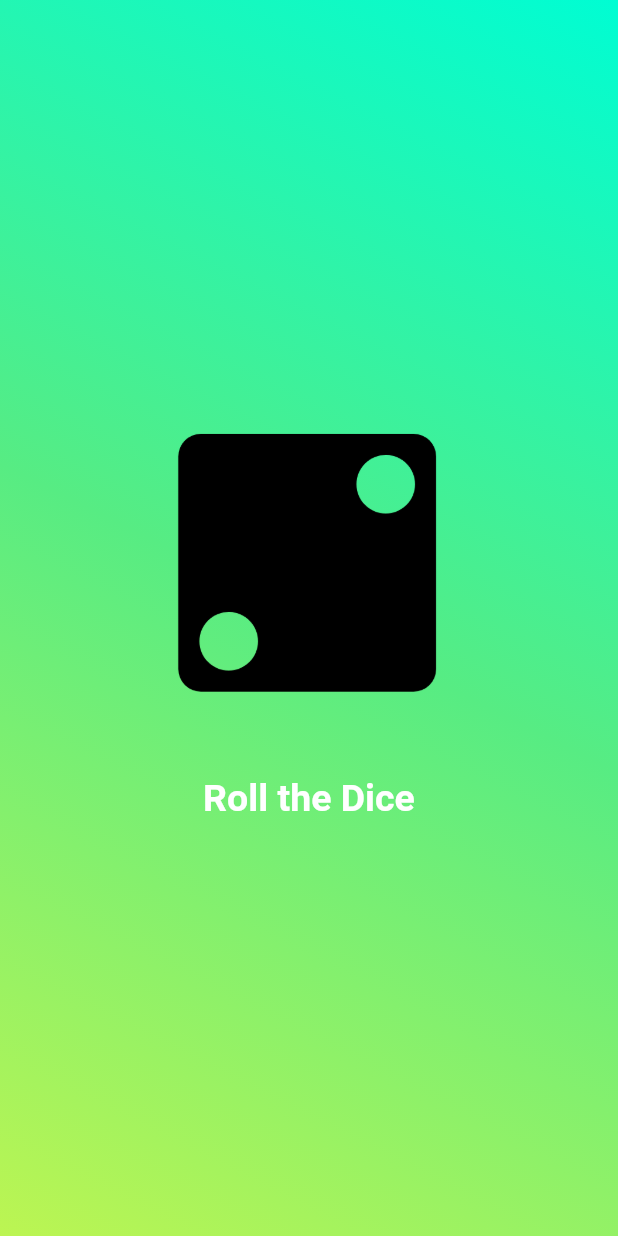
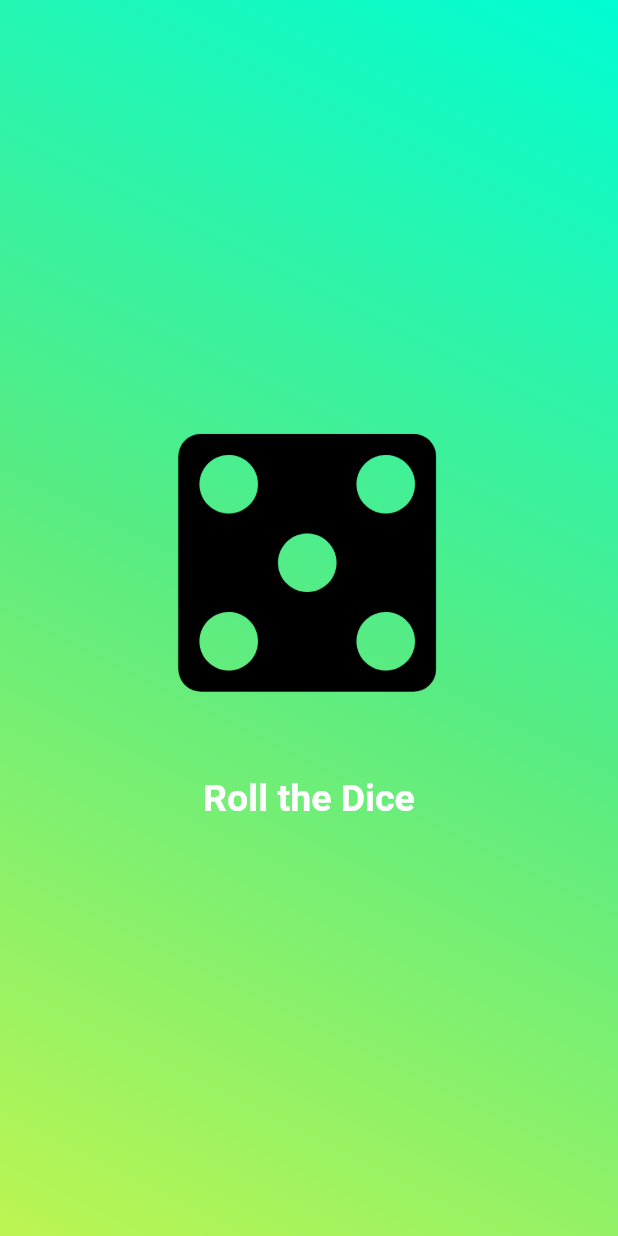
Before and after one commit to BriceTheRice2004/Dice_Roll, a Flutter app: the screen it shows after launch, after a tap on "Roll the Dice", on a phone screen of 412 x 824 dp. Run offline on Flutter 3.47's test engine with Material 3 defaults, Android fonts, the phone set to English and light mode, and no system bars; Roboto replaces fonts that are missing (Davish).

Commit message:
Added the random dice

```diff
--- a/dice_roll/lib/app_dice_roller.dart
+++ b/dice_roll/lib/app_dice_roller.dart
@@ -1,3 +1,4 @@
+import 'dart:math'; //use random number
 import 'package:flutter/material.dart';
 
 class DiceRoller extends StatefulWidget {
@@ -9,11 +10,11 @@ class DiceRoller extends StatefulWidget {
 }
 
 class _DiceRoller extends State<DiceRoller> {
-  var activeDiceImage = 'assets/images/dice-1.png';
+  var diceRollValue = Random().nextInt(6) + 1;
 
   void rollDice() {
     setState(() {
-      activeDiceImage = 'assets/images/dice-2.png';
+      diceRollValue = Random().nextInt(6) + 1;
     });
   }
 
@@ -22,7 +23,7 @@ class _DiceRoller extends State<DiceRoller> {
     return Column(
       mainAxisSize: MainAxisSize.min,
       children: [
-        Image.asset(activeDiceImage, width: 200),
+        Image.asset('assets/images/dice-$diceRollValue.png', width: 200),
         const SizedBox(
           height: 20,
         ),
```
